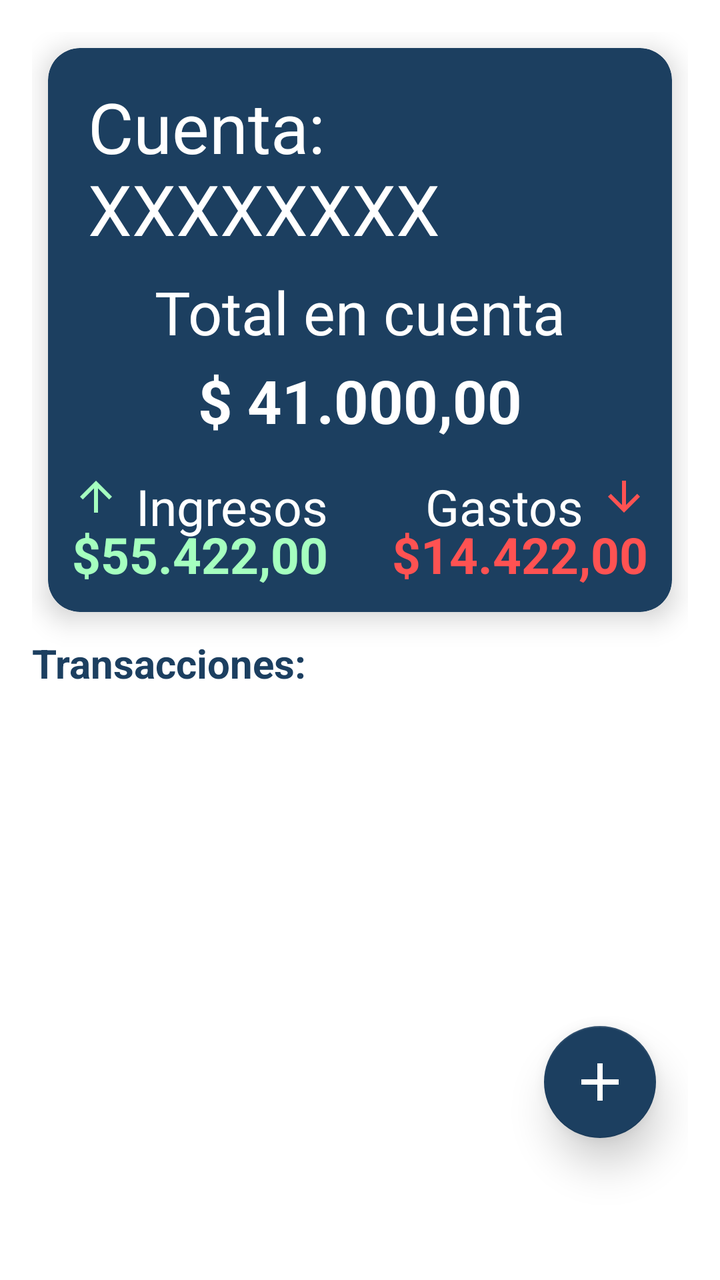
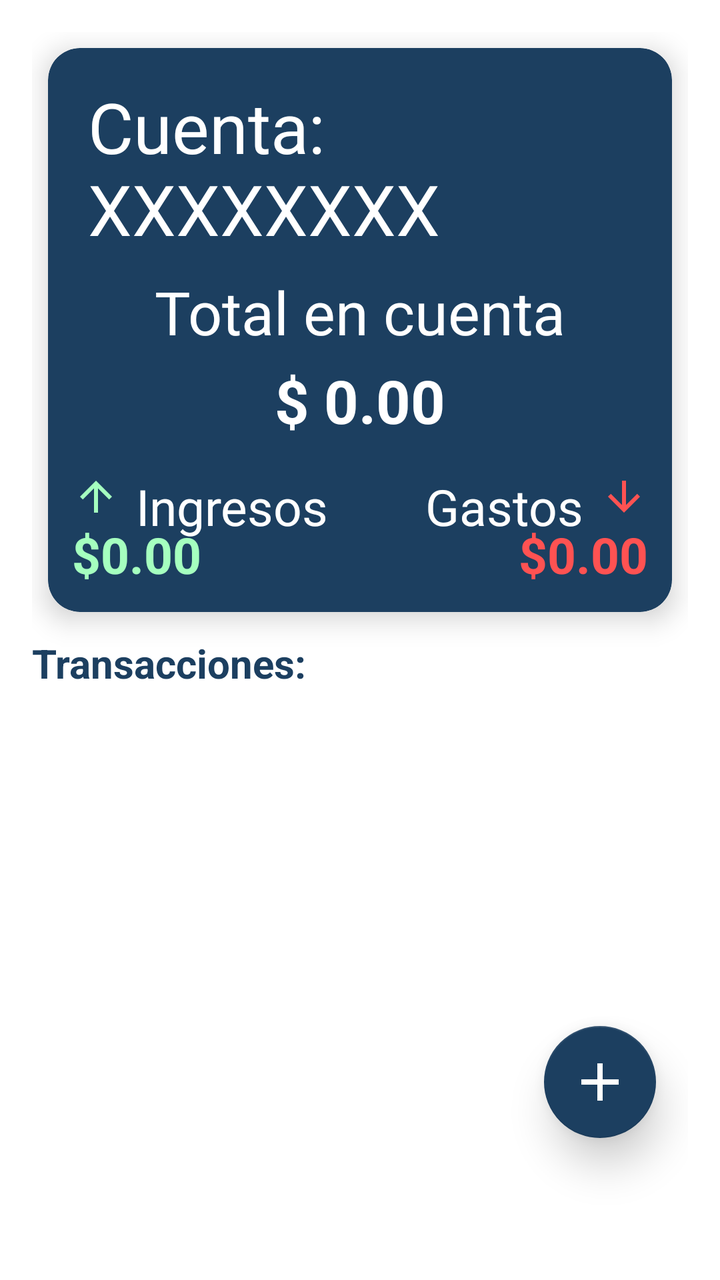

An Android layout rendered at two revisions. The XML below is the earlier revision; the diff shows what the commit changed to produce the second picture.
<!-- AndroidManifest.xml: application theme Theme.Parcial1amacn4avfiordaliso -->
<!-- res/layout/fragment_home.xml -->
<?xml version="1.0" encoding="utf-8"?>
<androidx.constraintlayout.widget.ConstraintLayout xmlns:android="http://schemas.android.com/apk/res/android"
    xmlns:app="http://schemas.android.com/apk/res-auto"
    xmlns:tools="http://schemas.android.com/tools"
    android:layout_width="match_parent"
    android:layout_height="match_parent"
    android:padding="16dp">

    <androidx.cardview.widget.CardView
        android:id="@+id/cardResumen"
        android:layout_width="0dp"
        android:layout_height="wrap_content"
        android:layout_margin="8dp"
        android:layout_marginBottom="12dp"
        app:cardCornerRadius="16dp"
        app:cardElevation="8dp"
        app:layout_constraintTop_toTopOf="parent"
        app:layout_constraintStart_toStartOf="parent"
        app:layout_constraintEnd_toEndOf="parent"
        android:backgroundTint="@color/colorPrimary">

        <androidx.constraintlayout.widget.ConstraintLayout
            android:layout_width="match_parent"
            android:layout_height="wrap_content"
            android:padding="12dp">

            <TextView
                android:id="@+id/tvCuenta"
                android:layout_width="wrap_content"
                android:layout_height="wrap_content"
                android:layout_marginStart="8dp"
                android:layout_marginTop="4dp"
                android:text="Cuenta: XXXXXXXX"
                android:textColor="@color/white"
                android:textSize="35sp"
                app:layout_constraintStart_toStartOf="parent"
                app:layout_constraintTop_toTopOf="parent" />

            <TextView
                android:id="@+id/tvTotalLabel"
                android:layout_width="wrap_content"
                android:layout_height="wrap_content"
                android:layout_marginTop="8dp"
                android:text="Total en cuenta"
                android:textColor="@color/white"
                android:textSize="30sp"
                app:layout_constraintEnd_toEndOf="parent"
                app:layout_constraintStart_toStartOf="parent"
                app:layout_constraintTop_toBottomOf="@id/tvCuenta" />

            <TextView
                android:id="@+id/tvTotalMonto"
                android:layout_width="wrap_content"
                android:layout_height="wrap_content"
                android:layout_marginTop="4dp"
                android:text="$ 41.000,00"
                android:textColor="@color/white"
                android:textSize="30sp"
                android:textStyle="bold"
                app:layout_constraintEnd_toEndOf="parent"
                app:layout_constraintStart_toStartOf="parent"
                app:layout_constraintTop_toBottomOf="@id/tvTotalLabel" />

            <ImageView
                android:id="@+id/iconIngresos"
                android:layout_width="24dp"
                android:layout_height="24dp"
                android:layout_marginTop="16dp"
                android:src="@drawable/baseline_arrow_upward_24"
                app:layout_constraintStart_toStartOf="parent"
                app:layout_constraintTop_toBottomOf="@id/tvTotalMonto" />

            <TextView
                android:id="@+id/tvIngresosLabel"
                android:layout_width="wrap_content"
                android:layout_height="wrap_content"
                android:layout_marginStart="8dp"
                android:text="Ingresos"
                android:textColor="@color/white"
                android:textSize="25sp"
                app:layout_constraintStart_toEndOf="@id/iconIngresos"
                app:layout_constraintTop_toTopOf="@id/iconIngresos" />

            <TextView
                android:id="@+id/tvIngresosMonto"
                android:layout_width="wrap_content"
                android:layout_height="wrap_content"
                android:text="$55.422,00"
                android:textColor="@color/colorIngreso"
                android:textSize="25sp"
                android:textStyle="bold"
                app:layout_constraintStart_toStartOf="parent"
                app:layout_constraintTop_toBottomOf="@id/iconIngresos" />

            <ImageView
                android:id="@+id/iconGastos"
                android:layout_width="24dp"
                android:layout_height="24dp"
                android:layout_marginTop="16dp"
                android:src="@drawable/baseline_arrow_downward_24"
                app:layout_constraintEnd_toEndOf="parent"
                app:layout_constraintTop_toBottomOf="@id/tvTotalMonto" />

            <TextView
                android:id="@+id/tvGastosLabel"
                android:layout_width="wrap_content"
                android:layout_height="wrap_content"
                android:layout_marginEnd="8dp"
                android:text="Gastos"
                android:textColor="@color/white"
                android:textSize="25sp"
                app:layout_constraintEnd_toStartOf="@id/iconGastos"
                app:layout_constraintTop_toTopOf="@id/iconGastos" />

            <TextView
                android:id="@+id/tvGastosMonto"
                android:layout_width="wrap_content"
                android:layout_height="wrap_content"
                android:text="$14.422,00"
                android:textColor="@color/colorGasto"
                android:textSize="25sp"
                android:textStyle="bold"
                app:layout_constraintEnd_toEndOf="parent"
                app:layout_constraintTop_toBottomOf="@id/iconGastos" />
        </androidx.constraintlayout.widget.ConstraintLayout>
    </androidx.cardview.widget.CardView>

    <TextView
        android:id="@+id/tvTituloTransacciones"
        android:layout_width="wrap_content"
        android:layout_height="wrap_content"
        android:text="Transacciones:"
        android:textSize="20sp"
        android:textStyle="bold"
        android:textColor="@color/colorPrimary"
        android:layout_marginTop="12dp"
        android:layout_marginBottom="4dp"
        app:layout_constraintTop_toBottomOf="@id/cardResumen"
        app:layout_constraintStart_toStartOf="parent" />

    <ScrollView
        android:id="@+id/scrollTransacciones"
        android:layout_width="0dp"
        android:layout_height="0dp"
        android:layout_marginTop="4dp"
        android:fillViewport="true"
        app:layout_constraintTop_toBottomOf="@id/tvTituloTransacciones"
        app:layout_constraintBottom_toTopOf="@id/fabMain"
        app:layout_constraintStart_toStartOf="parent"
        app:layout_constraintEnd_toEndOf="parent">

        <LinearLayout
            android:id="@+id/listaTransacciones"
            android:orientation="vertical"
            android:layout_width="match_parent"
            android:layout_height="wrap_content"
            android:padding="8dp"
            android:paddingBottom="16dp"/> 
    </ScrollView>

    
    <com.google.android.material.floatingactionbutton.FloatingActionButton
        android:id="@+id/fabMain"
        android:layout_width="wrap_content"
        android:layout_height="wrap_content"
        android:layout_marginEnd="16dp"
        android:layout_marginBottom="55dp"
        android:src="@drawable/baseline_add_24"
        app:tint="@android:color/white"
        app:backgroundTint="@color/colorPrimary"
        app:layout_constraintBottom_toBottomOf="parent"
        app:layout_constraintEnd_toEndOf="parent"
        app:elevation="12dp"
        app:maxImageSize="32dp"/>
</androidx.constraintlayout.widget.ConstraintLayout>
<!-- resources referenced by this layout -->
<resources>
  <color name="colorGasto">#FF5252</color>
  <color name="colorIngreso">#A5FFBF</color>
  <color name="colorPrimary">#1C3F60</color>
  <color name="white">#FFFFFFFF</color>
  <!-- drawable baseline_add_24 (drawable) -->
  <vector xmlns:android="http://schemas.android.com/apk/res/android" android:height="24dp" android:tint="#FFFFFF" android:viewportHeight="24" android:viewportWidth="24" android:width="24dp">
        
      <path android:fillColor="@android:color/white" android:pathData="M19,13h-6v6h-2v-6H5v-2h6V5h2v6h6v2z"/>
      
  </vector>
  <!-- drawable baseline_arrow_downward_24 (drawable) -->
  <vector xmlns:android="http://schemas.android.com/apk/res/android" android:height="24dp" android:tint="#FF5252" android:viewportHeight="24" android:viewportWidth="24" android:width="24dp">
        
      <path android:fillColor="@android:color/white" android:pathData="M20,12l-1.41,-1.41L13,16.17V4h-2v12.17l-5.58,-5.59L4,12l8,8 8,-8z"/>
      
  </vector>
  <!-- drawable baseline_arrow_upward_24 (drawable) -->
  <vector xmlns:android="http://schemas.android.com/apk/res/android" android:height="24dp" android:tint="#A5FFBF" android:viewportHeight="24" android:viewportWidth="24" android:width="24dp">
        
      <path android:fillColor="@android:color/white" android:pathData="M4,12l1.41,1.41L11,7.83V20h2V7.83l5.58,5.59L20,12l-8,-8 -8,8z"/>
      
  </vector>
  <style name="Theme.Parcial1amacn4avfiordaliso" parent="Theme.MaterialComponents.DayNight.NoActionBar">
          <item name="colorPrimary">@color/colorPrimary</item>
          <item name="colorPrimaryVariant">@color/colorPrimaryVariant</item>
          <item name="colorOnPrimary">@color/white</item>
  
          <item name="colorSecondary">@color/colorAccent</item>
          <item name="colorOnSecondary">@color/black</item>
  
          <item name="android:colorBackground">@color/white</item>
          <item name="colorOnBackground">@color/black</item>
      </style>
  <color name="colorPrimaryVariant">#14493E</color>
  <color name="colorAccent">#C9A44C</color>
  <color name="black">#FF000000</color>
</resources>

<!-- the commit's change to res/layout/fragment_home.xml (unified diff, before → after) -->
@@ -53,7 +53,7 @@
                 android:layout_width="wrap_content"
                 android:layout_height="wrap_content"
                 android:layout_marginTop="4dp"
-                android:text="$ 41.000,00"
+                android:text="$ 0.00"
                 android:textColor="@color/white"
                 android:textSize="30sp"
                 android:textStyle="bold"
@@ -85,7 +85,7 @@
                 android:id="@+id/tvIngresosMonto"
                 android:layout_width="wrap_content"
                 android:layout_height="wrap_content"
-                android:text="$55.422,00"
+                android:text="$0.00"
                 android:textColor="@color/colorIngreso"
                 android:textSize="25sp"
                 android:textStyle="bold"
@@ -116,7 +116,7 @@
                 android:id="@+id/tvGastosMonto"
                 android:layout_width="wrap_content"
                 android:layout_height="wrap_content"
-                android:text="$14.422,00"
+                android:text="$0.00"
                 android:textColor="@color/colorGasto"
                 android:textSize="25sp"
                 android:textStyle="bold"
